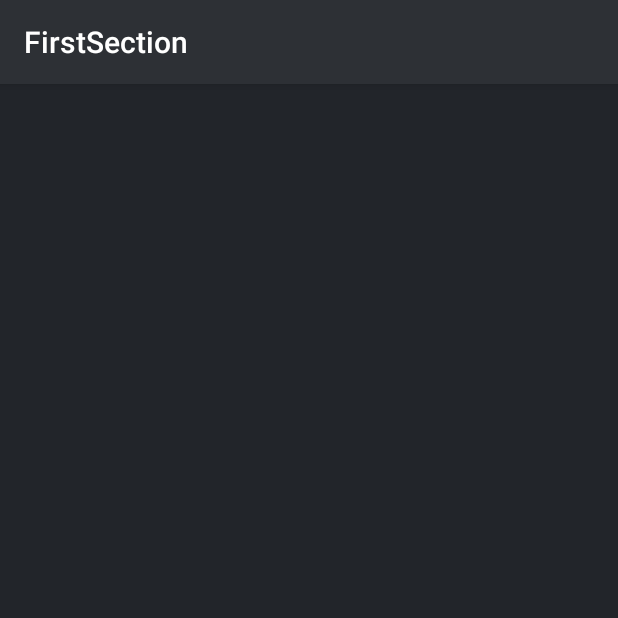
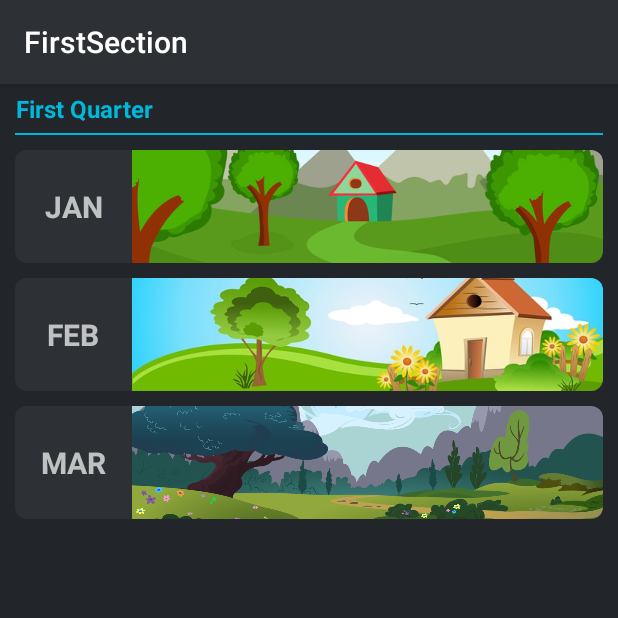
Before and after one commit to KORUSH-KABIR/MFTVWork, an Android app: the FirstSection screen opened directly, with no data from a screen before it, on a phone screen of 412 x 824 dp, the top half of it. Run offline under Robolectric (Android 15) with nearby library versions, the phone set to English and light mode, and no system bars.

Commit message:
commit init
commit init

```diff
--- a/app/src/main/res/layout/first_section.xml
+++ b/app/src/main/res/layout/first_section.xml
@@ -3,8 +3,137 @@
     xmlns:app="http://schemas.android.com/apk/res-auto"
     xmlns:tools="http://schemas.android.com/tools"
     android:layout_width="match_parent"
+    android:layout_height="match_parent"
     android:orientation="vertical"
-    android:layout_height="match_parent"
     tools:context=".FirstExercises.FirstSection">
 
+    <TextView
+        android:layout_width="match_parent"
+        android:layout_height="wrap_content"
+        android:layout_marginEnd="5dp"
+        android:layout_marginStart="5dp"
+        android:padding="5dp"
+        android:text="First Quarter"
+        android:textColor="@color/colorAccent"
+        android:textSize="16sp"
+        android:textStyle="bold" />
+
+    <View
+        android:layout_width="match_parent"
+        android:layout_height="1.5dp"
+        android:layout_marginEnd="10dp"
+        android:layout_marginStart="10dp"
+        android:background="@color/colorAccent" />
+
+    <android.support.v7.widget.CardView
+        android:layout_width="match_parent"
+        android:layout_height="75dp"
+        android:layout_marginEnd="10dp"
+        android:layout_marginStart="10dp"
+        android:layout_marginTop="10dp"
+        app:cardBackgroundColor="@color/colorPrimary"
+        app:cardCornerRadius="8dp"
+        app:cardElevation="4dp">
+
+        <LinearLayout
+            android:layout_width="match_parent"
+            android:layout_height="match_parent"
+            android:orientation="horizontal"
+            android:weightSum="5">
+
+            <TextView
+                android:layout_width="0dp"
+                android:layout_height="match_parent"
+                android:layout_weight="1"
+                android:background="@color/colorPrimary"
+                android:gravity="center"
+                android:text="JAN"
+                android:textSize="20sp"
+                android:textStyle="bold" />
+
+            <ImageView
+                android:layout_width="0dp"
+                android:layout_height="match_parent"
+                android:layout_weight="4"
+                android:scaleType="centerCrop"
+                android:src="@drawable/photo_1_1" />
+
+        </LinearLayout>
+
+    </android.support.v7.widget.CardView>
+
+    <android.support.v7.widget.CardView
+        android:layout_width="match_parent"
+        android:layout_height="75dp"
+        android:layout_marginEnd="10dp"
+        android:layout_marginStart="10dp"
+        android:layout_marginTop="10dp"
+        app:cardBackgroundColor="@color/colorPrimary"
+        app:cardCornerRadius="8dp"
+        app:cardElevation="4dp">
+
+        <LinearLayout
+            android:layout_width="match_parent"
+            android:layout_height="match_parent"
+            android:orientation="horizontal"
+            android:weightSum="5">
+
+            <TextView
+                android:layout_width="0dp"
+                android:layout_height="match_parent"
+                android:layout_weight="1"
+                android:background="@color/colorPrimary"
+                android:gravity="center"
+                android:text="FEB"
+                android:textSize="20sp"
+                android:textStyle="bold" />
+
+            <ImageView
+                android:layout_width="0dp"
+                android:layout_height="match_parent"
+                android:layout_weight="4"
+                android:scaleType="centerCrop"
+                android:src="@drawable/photo_1_2" />
+
+        </LinearLayout>
+
+    </android.support.v7.widget.CardView>
+
+    <android.support.v7.widget.CardView
+        android:layout_width="match_parent"
+        android:layout_height="75dp"
+        android:layout_marginEnd="10dp"
+        android:layout_marginStart="10dp"
+        android:layout_marginTop="10dp"
+        app:cardBackgroundColor="@color/colorPrimary"
+        app:cardCornerRadius="8dp"
+        app:cardElevation="4dp">
+
+        <LinearLayout
+            android:layout_width="match_parent"
+            android:layout_height="match_parent"
+            android:orientation="horizontal"
+            android:weightSum="5">
+
+            <TextView
+                android:layout_width="0dp"
+                android:layout_height="match_parent"
+                android:layout_weight="1"
+                android:background="@color/colorPrimary"
+                android:gravity="center"
+                android:text="MAR"
+                android:textSize="20sp"
+                android:textStyle="bold" />
+
+            <ImageView
+                android:layout_width="0dp"
+                android:layout_height="match_parent"
+                android:layout_weight="4"
+                android:scaleType="centerCrop"
+                android:src="@drawable/photo_1_3" />
+
+        </LinearLayout>
+
+    </android.support.v7.widget.CardView>
+
 </LinearLayout>
```
Also changed, not shown: app/src/main/res/mipmap/icon_fingerprint.xml (added, +5 -0 lines).
